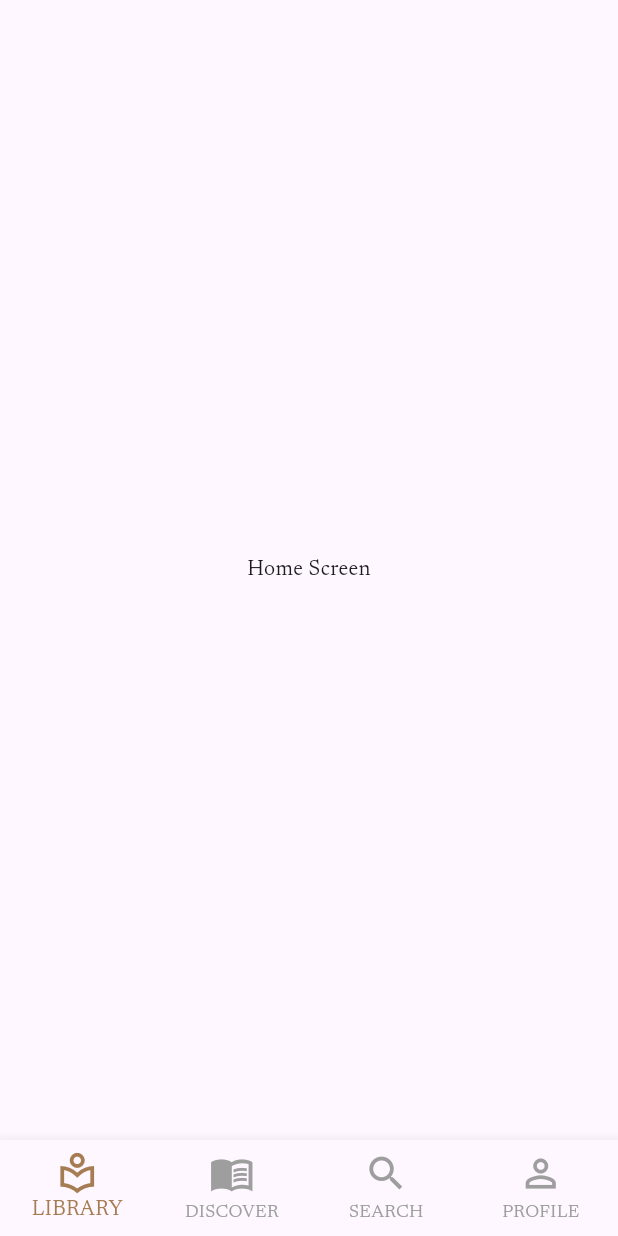
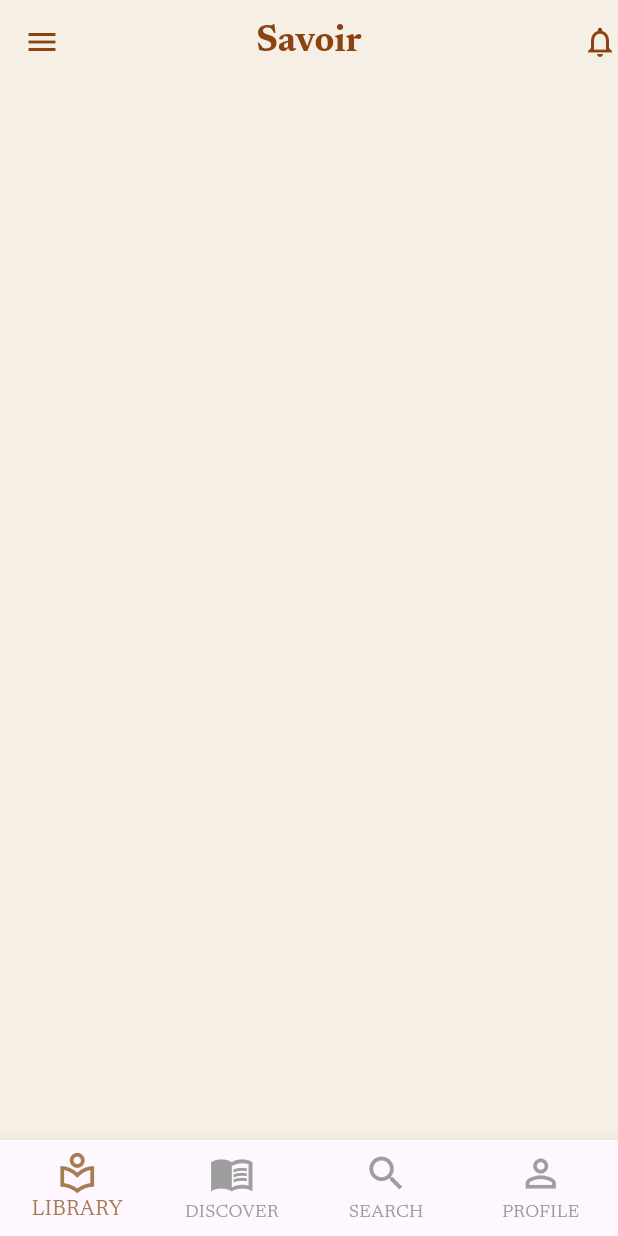
Before and after one commit to salmakandill/Savoir, a Flutter app: the CustomBouttomNavBar screen opened directly, on a phone screen of 412 x 824 dp. Run offline on Flutter 3.47's test engine with Material 3 defaults, Android fonts, the phone set to English and light mode, and no system bars.

Commit message:
appbar of home screen

```diff
--- a/savoir/lib/features/home/presentation/screens/home_screen.dart
+++ b/savoir/lib/features/home/presentation/screens/home_screen.dart
@@ -1,4 +1,5 @@
 import 'package:flutter/material.dart';
+import 'package:savoir/models/app_colors.dart';
 
 class HomeScreen extends StatelessWidget {
   const HomeScreen({super.key});
@@ -6,8 +7,30 @@ class HomeScreen extends StatelessWidget {
   @override
   Widget build(BuildContext context) {
     return Scaffold(
-      body: Center(
-        child: Text('Home Screen'),
+      backgroundColor: AppColors.background,
+      appBar: AppBar(
+        backgroundColor: AppColors.background,
+        leading: IconButton(
+          onPressed: () {},
+          icon: Icon(Icons.menu, color: AppColors.cardsBackground),
+        ),
+        title: Text(
+          'Savoir',
+          style: TextStyle(
+            color: AppColors.cardsBackground,
+            fontSize: 24,
+            fontWeight: FontWeight.bold,
+          ),
+        ),
+        centerTitle: true,
+        actions: [
+          Icon(Icons.notifications_none, color: AppColors.cardsBackground),
+        ],
+      ),
+      body: Column(
+        children: [
+
+        ],
       ),
     );
   }
--- a/savoir/lib/main.dart
+++ b/savoir/lib/main.dart
@@ -1,4 +1,5 @@
 import 'package:flutter/material.dart';
+import 'package:savoir/features/home/presentation/screens/home_screen.dart';
 
 void main() {
   runApp(Savoir());
@@ -12,7 +13,7 @@ class Savoir extends StatelessWidget {
     return MaterialApp(
       debugShowCheckedModeBanner: false,
       theme: ThemeData(fontFamily: 'Newsreader'),
-      home: Scaffold(),
+      home: HomeScreen(),
     );
   }
 }
--- a/savoir/lib/models/app_colors.dart
+++ b/savoir/lib/models/app_colors.dart
@@ -5,7 +5,6 @@ class AppColors {
   static const Color cardsBackground = Color(0xff8B4411);
   static const Color iconsColor = Color(0xffA67C52);
   static const Color frsittextColor = Color(0xff50453B);
-  static const Color  secondTextColor= Color(0xf1D1B19);
+  static const Color secondTextColor = Color(0xf1D1B19);
   static const Color thirdTextColor = Color(0xff7F756C);
-
 }
```
Also changed, not shown: savoir/lib/features/home/presentation/widgets/build_card.dart (added).
